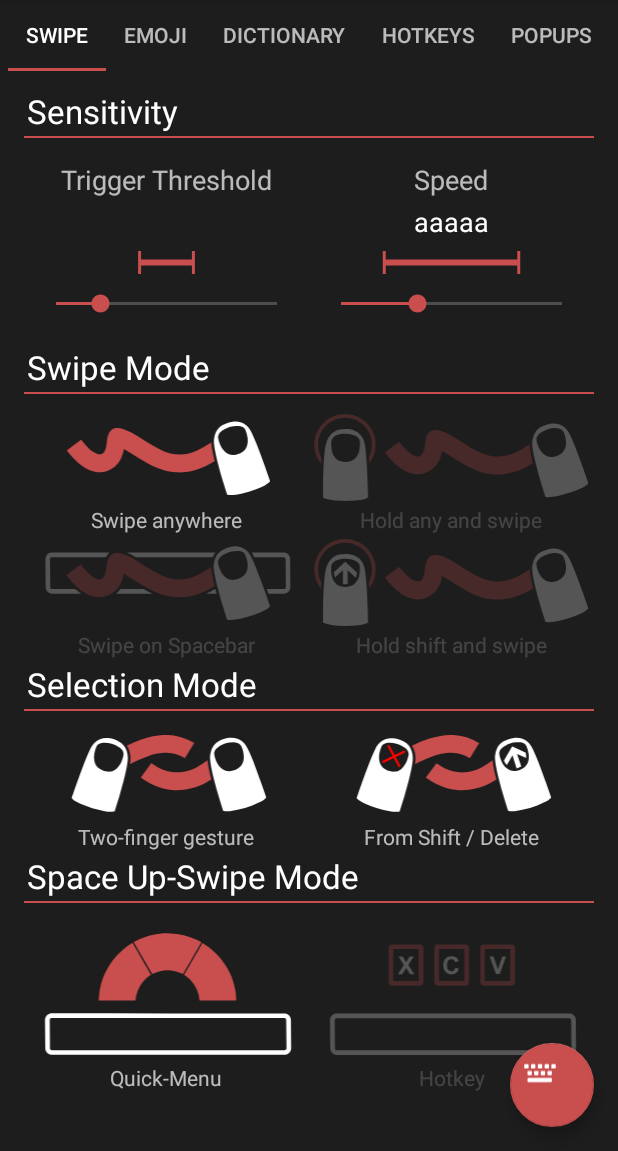
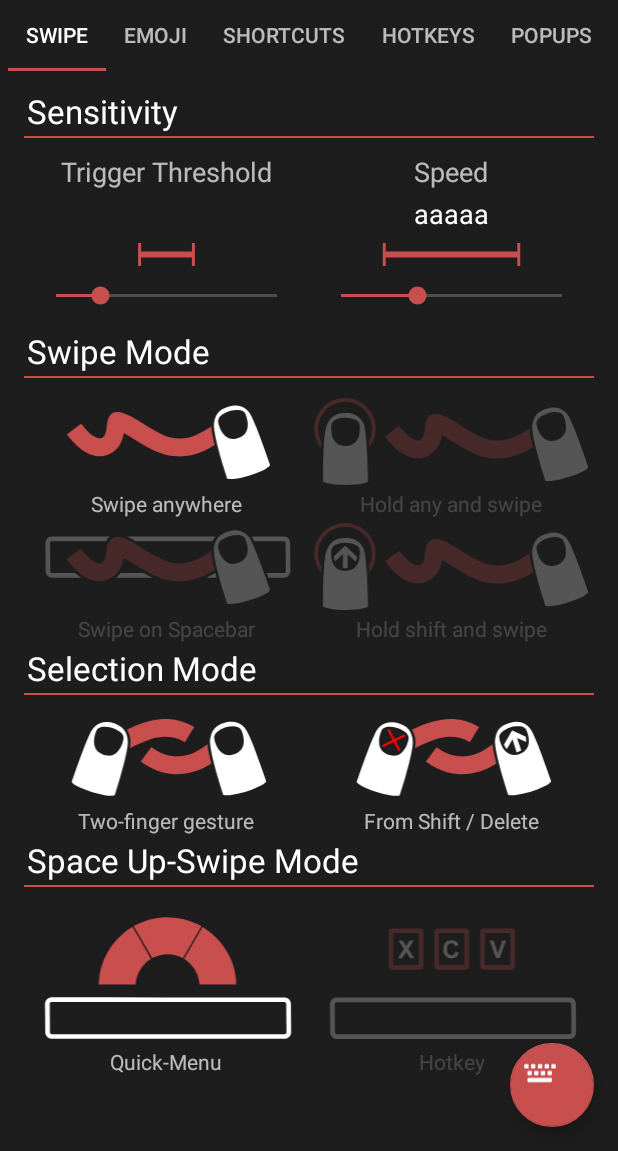
Before and after one commit to Nordskog/SwiftKeyExi, an Android app: the screen it shows after launch (MainActivity), on a phone screen of 412 x 824 dp, the part 85-1236 px from its top. Run offline under Robolectric (Android 15) with nearby library versions, the phone set to English and light mode, and no system bars; 3 statements that could not run were skipped.

Commit message:
Changed some strings, removed empty space

```diff
--- a/app/src/main/res/layout/swipe_fragment_layout.xml
+++ b/app/src/main/res/layout/swipe_fragment_layout.xml
@@ -38,7 +38,8 @@
                     android:layout_width="match_parent"
                     android:layout_height="wrap_content"
                     android:layout_weight="1"
-                    android:padding="5dp"
+                    android:paddingLeft="5dp"
+                    android:paddingRight="5dp"
                     android:gravity="center"
                     >
 
@@ -70,7 +71,8 @@
                     android:orientation="vertical"
                     android:layout_width="match_parent"
                     android:layout_height="wrap_content"
-                    android:padding="5dp"
+                    android:paddingLeft="5dp"
+                    android:paddingRight="5dp"
                     android:gravity="center"
                     >
 
--- a/app/src/main/res/values/strings.xml
+++ b/app/src/main/res/values/strings.xml
@@ -32,7 +32,7 @@
 
     <!-- Main tab layout  -->
 
-    <string name="tab_name_dictionary">Dictionary</string>
+    <string name="tab_name_dictionary">Shortcuts</string>
     <string name="tab_name_emoji">Emoji</string>
     <string name="tab_name_hotkeys">Hotkeys</string>
     <string name="tab_name_popups">Popups</string>
```
Also changed, not shown: app/src/main/res/values/strings_preferences.xml (+4 -8 lines).
